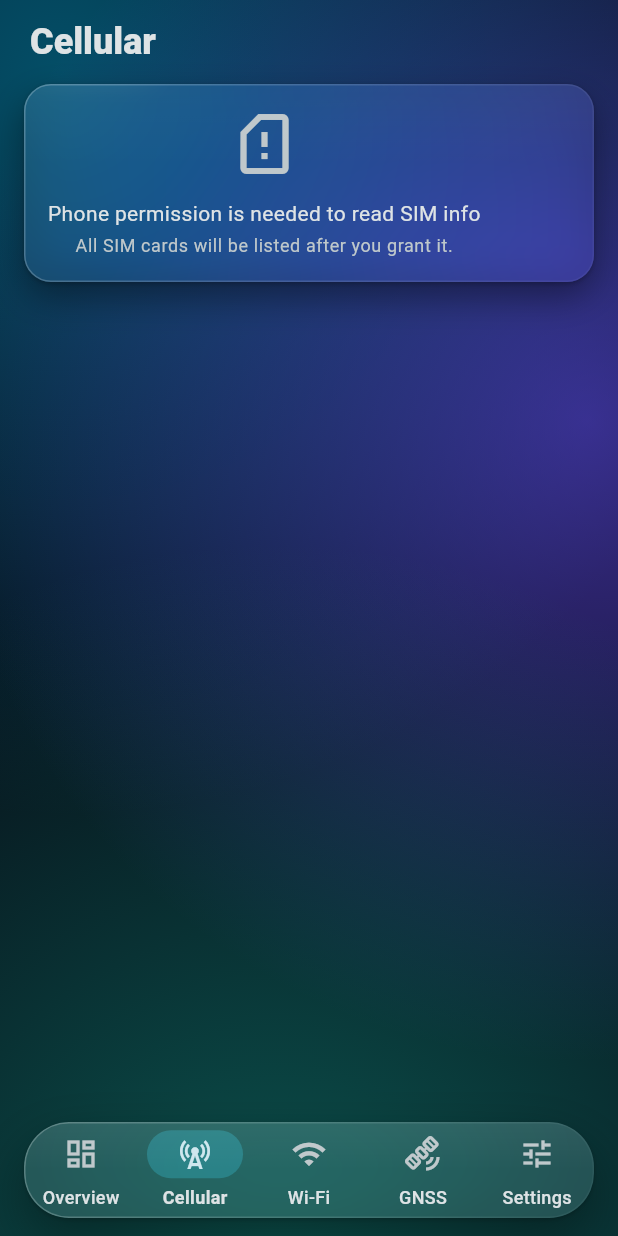
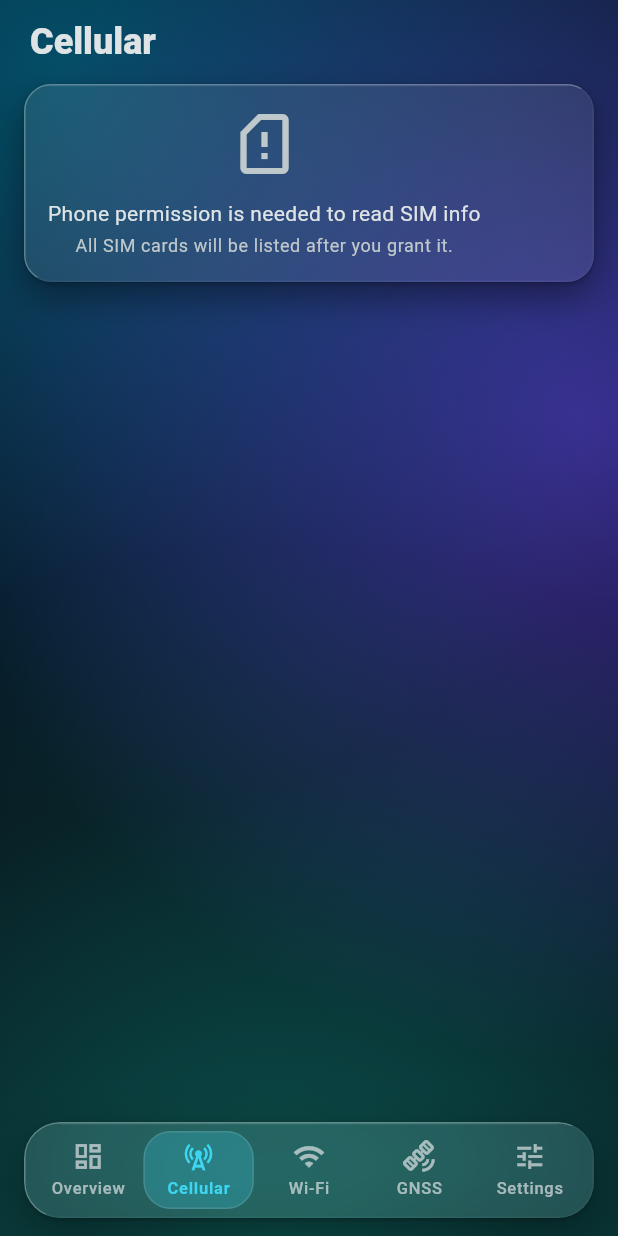
Before and after one commit to lwh0630/SignalScope, a Flutter app: the screen it shows after launch, swiped to page 2, on a phone screen of 412 x 824 dp. Run offline on Flutter 3.47's test engine with Material 3 defaults, Android fonts, the phone set to English and light mode, and no system bars; our stand-ins replace fl_chart, flutter_riverpod.

Commit message:
perf(ui): align bottom bar and glass cost with TokenBar
- Replace the floating NavigationBar with a TokenBar-style glass bar
  (sliding indicator, inset so it never hugs the rounded ends) passed as
  Scaffold.bottomNavigationBar; content no longer scrolls under it
- Cards skip backdrop blur by default (GlassCardBlur), only blur over a
  picture background
- Lite glass mode (no blur, no blurred shadows) while pages slide
- Draw the glass rim with solid strokes instead of per-paint gradient
  shaders, which leak native memory on Impeller/OpenGL ES
- Add glass and bottom bar tests; update AGENTS.md

Co-authored-by: Cursor <cursoragent@cursor.com>

```diff
--- a/lib/app.dart
+++ b/lib/app.dart
@@ -6,6 +6,7 @@ import 'core/providers.dart';
 import 'core/theme/ambient_background.dart';
 import 'core/theme/app_theme.dart';
 import 'core/theme/background.dart';
+import 'core/theme/glass.dart' show GlassCardBlur;
 import 'features/shell/presentation/home_shell.dart';
 
 class SignalScopeApp extends ConsumerWidget {
@@ -43,14 +44,23 @@ class SignalScopeApp extends ConsumerWidget {
       },
       // The ambient glow (or the user's picture) sits under the Navigator;
       // every Scaffold is transparent.
-      builder: (context, child) => AmbientBackground(
-        style: style,
-        image: style == BackgroundStyle.image
+      builder: (context, child) {
+        final image = style == BackgroundStyle.image
             ? backgroundImageProvider(imagePath)
-            : null,
-        dim: dim,
-        child: child,
-      ),
+            : null;
+        return AmbientBackground(
+          style: style,
+          image: image,
+          dim: dim,
+          // Cards only blur what is behind them over a picture; the glow
+          // presets are smooth enough that a blur there would cost an
+          // offscreen pass per card for nothing.
+          child: GlassCardBlur(
+            blur: image == null ? 0 : 14,
+            child: child ?? const SizedBox.shrink(),
+          ),
+        );
+      },
       home: const HomeShell(),
     );
   }
--- a/lib/core/theme/glass.dart
+++ b/lib/core/theme/glass.dart
@@ -1,3 +1,4 @@
+import 'dart:math' as math;
 import 'dart:ui' show ImageFilter;
 
 import 'package:flutter/material.dart';
@@ -115,8 +116,32 @@ class _GlassMotionTrackerState extends State<GlassMotionTracker> {
   }
 
   @override
-  Widget build(BuildContext context) =>
-      GlassMotionScope(moving: _moving, child: widget.child);
+  Widget build(BuildContext context) {
+    // An outer scope (the pages sliding past each other) keeps the glass lite too.
+    final outer = GlassMotionScope.of(context);
+    return GlassMotionScope(moving: _moving || outer, child: widget.child);
+  }
+}
+
+/// Strength of the backdrop blur under [GlassCard]s that do not set their own
+/// `blur`.
+///
+/// Cards do no blur by default: they sit on a smooth gradient, where blurring
+/// changes next to nothing, yet every blur is an offscreen pass over the card
+/// area that has to be redone whenever anything under it changes (and these pages
+/// repaint with live sensor data). A picture background is the exception (it has
+/// detail that must be softened behind text), so `app.dart` raises the value
+/// while one is shown.
+class GlassCardBlur extends InheritedWidget {
+  const GlassCardBlur({super.key, required this.blur, required super.child});
+
+  final double blur;
+
+  static double of(BuildContext context) =>
+      context.dependOnInheritedWidgetOfExactType<GlassCardBlur>()?.blur ?? 0;
+
+  @override
+  bool updateShouldNotify(GlassCardBlur old) => old.blur != blur;
 }
 
 // --------------------------------------------------------------- painters
@@ -128,6 +153,7 @@ class _OuterShadowPainter extends CustomPainter {
     required this.radius,
     required this.color,
     required this.elevation,
+    required this.lite,
   });
 
   final double radius;
@@ -136,9 +162,12 @@ class _OuterShadowPainter extends CustomPainter {
   /// 0 = flat, 1 = resting card, 2 = floating chrome.
   final double elevation;
 
+  /// Draw nothing: a blurred shadow is an offscreen blur pass per shape per frame.
+  final bool lite;
+
   @override
   void paint(Canvas canvas, Size size) {
-    if (elevation <= 0 || size.isEmpty) return;
+    if (lite || elevation <= 0 || size.isEmpty) return;
     final rrect = RRect.fromRectAndRadius(
       Offset.zero & size,
       Radius.circular(radius),
@@ -168,11 +197,18 @@ class _OuterShadowPainter extends CustomPainter {
 
   @override
   bool shouldRepaint(_OuterShadowPainter old) =>
-      old.radius != radius || old.color != color || old.elevation != elevation;
+      old.radius != radius ||
+      old.color != color ||
+      old.elevation != elevation ||
+      old.lite != lite;
 }
 
-/// 1 px gradient edge (bright top-left, dim bottom-right) plus a faint inner
-/// sheen along the top: the "lit glass" rim.
+/// 1 px "lit glass" rim: bright along the top-left, dim along the bottom-right,
+/// plus a faint highlight just inside the top edge.
+///
+/// Built from solid-colour strokes and a diagonal clip only, no gradient shaders:
+/// with Impeller on OpenGL ES every freshly created gradient shader keeps a lot
+/// of native memory alive, and the cards repaint with every live sensor update.
 class _RimPainter extends CustomPainter {
   const _RimPainter({
     required this.radius,
@@ -196,36 +232,31 @@ class _RimPainter extends CustomPainter {
       rect.deflate(0.5),
       Radius.circular(radius - 0.5),
     );
-    canvas.drawRRect(
-      rrect,
+    final rim = Paint()
+      ..style = PaintingStyle.stroke
+      ..strokeWidth = 1;
+    // Whole edge dim, then the half above the bottom-left / top-right diagonal
+    // bright.
+    canvas.drawRRect(rrect, rim..color = dark);
+    canvas.save();
+    canvas.clipPath(
+      Path()
+        ..moveTo(0, 0)
+        ..lineTo(size.width, 0)
+        ..lineTo(0, size.height)
+        ..close(),
+    );
+    canvas.drawRRect(rrect, rim..color = light);
+    canvas.restore();
+    // Sheen: a hairline just inside the top edge, between the corner curves.
+    final inset = math.min(radius, size.width / 2);
+    canvas.drawLine(
+      Offset(inset, 1.5),
+      Offset(size.width - inset, 1.5),
       Paint()
-        ..style = PaintingStyle.stroke
-        ..strokeWidth = 1
-        ..shader = LinearGradient(
-          begin: Alignment.topLeft,
-          end: Alignment.bottomRight,
-          colors: [light, dark],
-        ).createShader(rect),
+        ..color = sheen
+        ..strokeWidth = 1,
     );
-    // Sheen: a short bright gradient hugging the top edge, inside the rim.
-    final sheenRect = Rect.fromLTWH(
-      0,
-      0,
-      size.width,
-      (size.height * 0.5).clamp(0, 56),
-    );
-    canvas.save();
-    canvas.clipRRect(RRect.fromRectAndRadius(rect, Radius.circular(radius)));
-    canvas.drawRect(
-      sheenRect,
-      Paint()
-        ..shader = LinearGradient(
-          begin: Alignment.topCenter,
-          end: Alignment.bottomCenter,
-          colors: [sheen, sheen.withValues(alpha: 0)],
-        ).createShader(sheenRect),
-    );
-    canvas.restore();
     final f = focus;
     if (f != null) {
       canvas.drawRRect(
@@ -274,33 +305,38 @@ class GlassSurface extends StatelessWidget {
   Widget build(BuildContext context) {
     final g = context.glass;
     final shape = BorderRadius.circular(radius);
+    final lite = GlassMotionScope.of(context);
     Widget content = child;
     if (padding != null) content = Padding(padding: padding!, child: content);
+    final surface = CustomPaint(
+      foregroundPainter: _RimPainter(
+        radius: radius,
+        light: g.edgeLight,
+        dark: g.edgeDark,
+        sheen: g.highlight.withValues(alpha: g.highlight.a * 0.35),
+        focus: null,
+      ),
+      child: ColoredBox(
+        color: fill ?? g.fillStrong,
+        child: Material(type: MaterialType.transparency, child: content),
+      ),
+    );
     return CustomPaint(
       painter: _OuterShadowPainter(
         radius: radius,
         color: g.shadow,
         elevation: elevation,
+        lite: lite,
       ),
       child: ClipRRect(
         borderRadius: shape,
-        child: BackdropFilter(
-          enabled: !GlassMotionScope.of(context),
-          filter: glassFilter(blur),
-          child: CustomPaint(
-            foregroundPainter: _RimPainter(
-              radius: radius,
-              light: g.edgeLight,
-              dark: g.edgeDark,
-              sheen: g.highlight.withValues(alpha: g.highlight.a * 0.35),
-              focus: null,
-            ),
-            child: ColoredBox(
-              color: fill ?? g.fillStrong,
-              child: Material(type: MaterialType.transparency, child: content),
-            ),
-          ),
-        ),
+        child: blur <= 0
+            ? surface
+            : BackdropFilter(
+                enabled: !lite,
+                filter: glassFilter(blur),
+                child: surface,
+              ),
       ),
     );
   }
@@ -391,10 +427,11 @@ class _PressableState extends State<Pressable> {
 
 // -------------------------------------------------------------------- card
 
-/// Card-level glass: translucent fill over a *light* backdrop blur ([blur],
-/// smaller than chrome's), lit rim and soft shadow. Pass `blur: 0` when the
-/// card already sits on another glass surface. When [onTap] is set it dips on
-/// press. [tint] washes the fill with a status colour (warnings, errors).
+/// Card-level glass: translucent fill, lit rim and soft shadow, and (only over a
+/// picture background, see [GlassCardBlur]) a *light* backdrop blur. [blur]
+/// overrides that; pass `blur: 0` when the card already sits on another glass
+/// surface. When [onTap] is set it dips on press. [tint] washes the fill with a
+/// status colour (warnings, errors).
 class GlassCard extends StatelessWidget {
   const GlassCard({
     super.key,
@@ -402,7 +439,7 @@ class GlassCard extends StatelessWidget {
     this.onTap,
     this.padding,
     this.radius = Rd.lg,
-    this.blur = 14,
+    this.blur,
     this.tint,
   });
 
@@ -410,14 +447,16 @@ class GlassCard extends StatelessWidget {
   final VoidCallback? onTap;
   final EdgeInsetsGeometry? padding;
   final double radius;
-  final double blur;
+
+  /// Backdrop blur sigma; null follows [GlassCardBlur].
+  final double? blur;
   final Color? tint;
 
-  Widget _maybeBlur(BuildContext context, Widget child) => blur <= 0
+  Widget _maybeBlur(double sigma, bool lite, Widget child) => sigma <= 0
       ? child
       : BackdropFilter(
-          enabled: !GlassMotionScope.of(context),
-          filter: glassFilter(blur),
+          enabled: !lite,
+          filter: glassFilter(sigma),
           child: child,
         );
 
@@ -425,6 +464,8 @@ class GlassCard extends StatelessWidget {
   Widget build(BuildContext context) {
     final g = context.glass;
     final accent = Theme.of(context).colorScheme.primary;
+    final lite = GlassMotionScope.of(context);
+    final sigma = blur ?? GlassCardBlur.of(context);
     final fill = tint == null
         ? g.fill
         : Color.alphaBlend(
@@ -441,6 +482,7 @@ class GlassCard extends StatelessWidget {
           radius: radius,
           color: g.shadow,
           elevation: 1,
+          lite: lite,
         ),
         foregroundPainter: _RimPainter(
           radius: radius,
@@ -454,7 +496,8 @@ class GlassCard extends StatelessWidget {
           // A transparent Material under the tinted fill keeps ListTile / InkWell
           // children from painting their ink behind the fill.
           child: _maybeBlur(
-            context,
+            sigma,
+            lite,
             ColoredBox(
               color: fill,
               child: Material(type: MaterialType.transparency, child: content),
--- a/lib/features/shell/presentation/home_shell.dart
+++ b/lib/features/shell/presentation/home_shell.dart
@@ -1,4 +1,5 @@
 import 'package:flutter/material.dart';
+import 'package:flutter/scheduler.dart';
 import 'package:flutter_riverpod/flutter_riverpod.dart';
 
 import '../../../core/demo_mode.dart';
@@ -55,10 +56,7 @@ class _DemoBanner extends ConsumerWidget {
   }
 }
 
-/// Height of the floating navigation bar and the gap around it. Pages add it to
-/// their bottom padding (through [MediaQuery]) so nothing ends up under the bar.
-const double _navBarHeight = 64;
-const double _navBarGap = Sp.x3;
+typedef _Destination = (IconData outlined, IconData filled, String label);
 
 class HomeShell extends ConsumerWidget {
   const HomeShell({super.key});
@@ -75,18 +73,25 @@ class HomeShell extends ConsumerWidget {
       ref.read(updateControllerProvider.notifier).consumePrompt();
       showUpdatePrompt(context, ref, release);
     });
-    final mq = MediaQuery.of(context);
-    final safeBottom = mq.padding.bottom;
-    final barBottom = safeBottom > _navBarGap ? safeBottom : _navBarGap;
-    final reserved = _navBarHeight + barBottom + _navBarGap;
+    final destinations = <_Destination>[
+      (
+        Icons.dashboard_outlined,
+        Icons.dashboard_rounded,
+        context.tr('nav.overview'),
+      ),
+      (Icons.cell_tower_outlined, Icons.cell_tower, context.tr('nav.cellular')),
+      (Icons.wifi_outlined, Icons.wifi, context.tr('nav.wifi')),
+      (
+        Icons.satellite_alt_outlined,
+        Icons.satellite_alt,
+        context.tr('nav.gnss'),
+      ),
+      (Icons.tune_outlined, Icons.tune, context.tr('nav.settings')),
+    ];
+    void select(int i) =>
+        ref.read(currentTabProvider.notifier).select(AppTab.values[i]);
     return Scaffold(
-      // The pages scroll under the floating bar; they pad themselves by [reserved].
-      body: Stack(
-        children: [
-          Positioned.fill(
-            child: MediaQuery(
-              data: mq.copyWith(padding: mq.padding.copyWith(bottom: reserved)),
-              child: SafeArea(
+      body: SafeArea(
         bottom: false,
         child: Column(
           children: [
@@ -95,9 +100,7 @@ class HomeShell extends ConsumerWidget {
               // Swipe left / right between the pages, or tap the bar.
               child: _SwipePages(
                 index: tab.index,
-                        onChanged: (i) => ref
-                            .read(currentTabProvider.notifier)
-                            .select(AppTab.values[i]),
+                onChanged: select,
                 children: const [
                   OverviewPage(),
                   CellularPage(),
@@ -110,63 +113,129 @@ class HomeShell extends ConsumerWidget {
           ],
         ),
       ),
+      // The bar sits below the pages (like TokenBar's), so nothing scrolls under
+      // it and the Scaffold removes the bottom inset from the pages' padding.
+      bottomNavigationBar: _BottomBar(
+        index: tab.index,
+        onSelect: select,
+        destinations: destinations,
       ),
-          ),
-          Positioned(
-            left: Sp.x4,
-            right: Sp.x4,
-            bottom: barBottom,
+    );
+  }
+}
+
+/// Floating glass bottom bar: a pill that slides to the selected destination,
+/// the same design as TokenBar's. The 6 px inner padding keeps the pill clear of
+/// the rounded ends when the first or last destination is selected.
+class _BottomBar extends StatelessWidget {
+  const _BottomBar({
+    required this.index,
+    required this.onSelect,
+    required this.destinations,
+  });
+
+  final int index;
+  final ValueChanged<int> onSelect;
+  final List<_Destination> destinations;
+
+  @override
+  Widget build(BuildContext context) {
+    final theme = Theme.of(context);
+    final accent = theme.colorScheme.primary;
+    final g = context.glass;
+    final dark = theme.brightness == Brightness.dark;
+    return SafeArea(
+      top: false,
+      child: Padding(
+        padding: const EdgeInsets.fromLTRB(Sp.x4, Sp.x1, Sp.x4, Sp.x3),
         child: Center(
+          heightFactor: 1,
           child: ConstrainedBox(
             constraints: const BoxConstraints(maxWidth: 520),
             child: GlassSurface(
-                  radius: 30,
-                  // NavigationBar wraps itself in a SafeArea; the shell already places the
-                  // pill clear of the system bars.
-                  child: MediaQuery.removePadding(
-                    context: context,
-                    removeTop: true,
-                    removeBottom: true,
-                    child: NavigationBar(
-                      height: _navBarHeight,
-                      selectedIndex: tab.index,
-                      onDestinationSelected: (i) => ref
-                          .read(currentTabProvider.notifier)
-                          .select(AppTab.values[i]),
-                      destinations: [
-                        NavigationDestination(
-                          icon: const Icon(Icons.dashboard_outlined),
-                          selectedIcon: const Icon(Icons.dashboard_rounded),
-                          label: context.tr('nav.overview'),
+              radius: Rd.xl,
+              padding: const EdgeInsets.all(6),
+              child: SizedBox(
+                height: 52,
+                child: LayoutBuilder(
+                  builder: (context, c) {
+                    final w = c.maxWidth / destinations.length;
+                    return Stack(
+                      children: [
+                        AnimatedPositioned(
+                          duration: Motion.of(context, Motion.base),
+                          curve: Motion.curve,
+                          left: index * w,
+                          top: 0,
+                          bottom: 0,
+                          width: w,
+                          child: DecoratedBox(
+                            decoration: BoxDecoration(
+                              borderRadius: BorderRadius.circular(Rd.lg),
+                              color: accent.withValues(
+                                alpha: dark ? 0.24 : 0.14,
                               ),
-                        NavigationDestination(
-                          icon: const Icon(Icons.cell_tower_outlined),
-                          selectedIcon: const Icon(Icons.cell_tower),
-                          label: context.tr('nav.cellular'),
-                        ),
-                        NavigationDestination(
-                          icon: const Icon(Icons.wifi_outlined),
-                          selectedIcon: const Icon(Icons.wifi),
-                          label: context.tr('nav.wifi'),
-                        ),
-                        NavigationDestination(
-                          icon: const Icon(Icons.satellite_alt_outlined),
-                          selectedIcon: const Icon(Icons.satellite_alt),
-                          label: context.tr('nav.gnss'),
-                        ),
-                        NavigationDestination(
-                          icon: const Icon(Icons.tune_outlined),
-                          selectedIcon: const Icon(Icons.tune),
-                          label: context.tr('nav.settings'),
-                        ),
-                      ],
+                              border: Border.all(
+                                color: g.edgeLight.withValues(
+                                  alpha: dark ? 0.12 : 0.55,
                                 ),
                               ),
                             ),
                           ),
                         ),
+                        Row(
+                          children: [
+                            for (var i = 0; i < destinations.length; i++)
+                              Expanded(
+                                child: Pressable(
+                                  onTap: () => onSelect(i),
+                                  semanticLabel: destinations[i].$3,
+                                  builder:
+                                      (context, hovered, pressed, focused) {
+                                        final selected = index == i;
+                                        final color = selected
+                                            ? accent
+                                            : theme.colorScheme.onSurface
+                                                  .withValues(alpha: 0.7);
+                                        return Column(
+                                          mainAxisAlignment:
+                                              MainAxisAlignment.center,
+                                          children: [
+                                            Icon(
+                                              selected
+                                                  ? destinations[i].$2
+                                                  : destinations[i].$1,
+                                              size: 22,
+                                              color: color,
+                                            ),
+                                            const SizedBox(height: 2),
+                                            Text(
+                                              destinations[i].$3,
+                                              maxLines: 1,
+                                              overflow: TextOverflow.ellipsis,
+                                              style: theme.textTheme.labelSmall
+                                                  ?.copyWith(
+                                                    color: color,
+                                                    fontWeight: selected
+                                                        ? FontWeight.w600
+                                                        : FontWeight.w500,
+                                                  ),
                                             ),
                                           ],
+                                        );
+                                      },
+                                ),
+                              ),
+                          ],
+                        ),
+                      ],
+                    );
+                  },
+                ),
+              ),
+            ),
+          ),
+        ),
       ),
     );
   }
@@ -228,14 +297,44 @@ class _SwipePagesState extends State<_SwipePages> {
     super.dispose();
   }
 
+  /// True while the pages are being dragged or animated sideways: the glass
+  /// switches to its lite look (no blurs, no blurred shadows) like during a route
+  /// transition, so the slide stays smooth.
+  bool _moving = false;
+
+  void _setMoving(bool moving) {
+    if (_moving == moving || !mounted) return;
+    if (SchedulerBinding.instance.schedulerPhase ==
+        SchedulerPhase.persistentCallbacks) {
+      // Notified while the frame is being laid out: rebuild on the next one.
+      WidgetsBinding.instance.addPostFrameCallback((_) => _setMoving(moving));
+      return;
+    }
+    setState(() => _moving = moving);
+  }
+
   @override
   Widget build(BuildContext context) {
-    return PageView(
+    return NotificationListener<ScrollNotification>(
+      onNotification: (n) {
+        // Only the PageView itself (depth 0), not the vertical lists inside it.
+        if (n.depth != 0 || n.metrics.axis != Axis.horizontal) return false;
+        if (n is ScrollStartNotification) _setMoving(true);
+        if (n is ScrollEndNotification) _setMoving(false);
+        return false;
+      },
+      child: GlassMotionScope(
+        moving: _moving,
+        child: PageView(
           controller: _controller,
           onPageChanged: (i) {
             if (!_animating) widget.onChanged(i);
           },
-      children: [for (final page in widget.children) _KeepAlive(child: page)],
+          children: [
+            for (final page in widget.children) _KeepAlive(child: page),
+          ],
+        ),
+      ),
     );
   }
 }
```
Also changed, not shown: 3 other files. Lines whose indentation alone changed are shown as unchanged.
